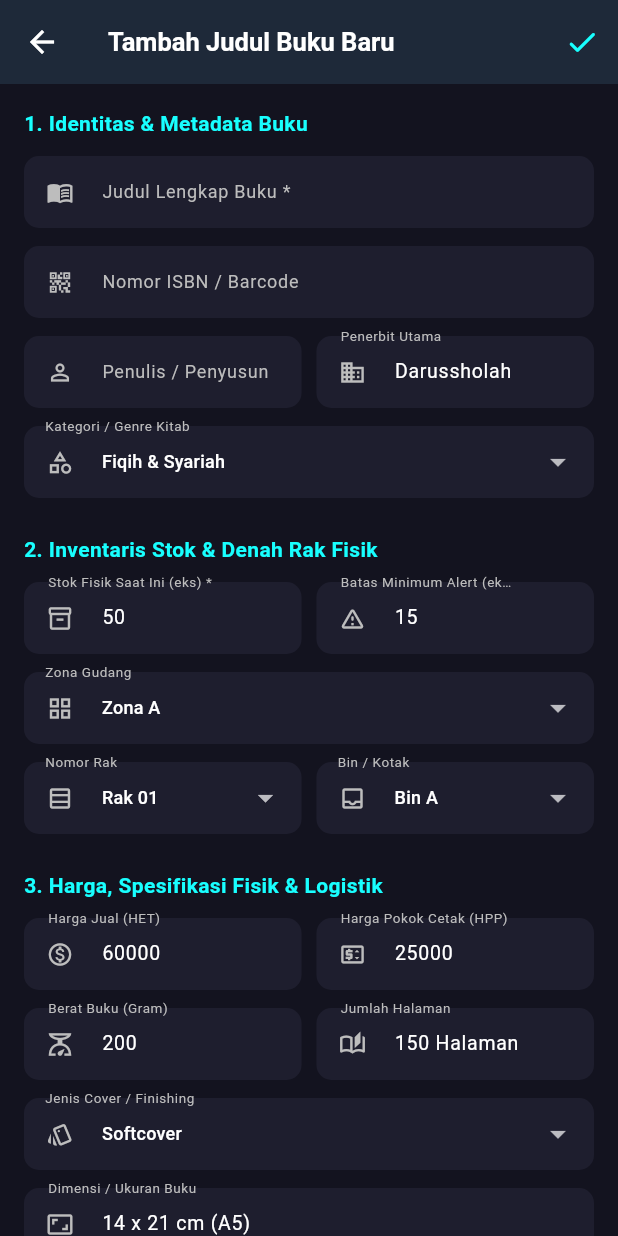
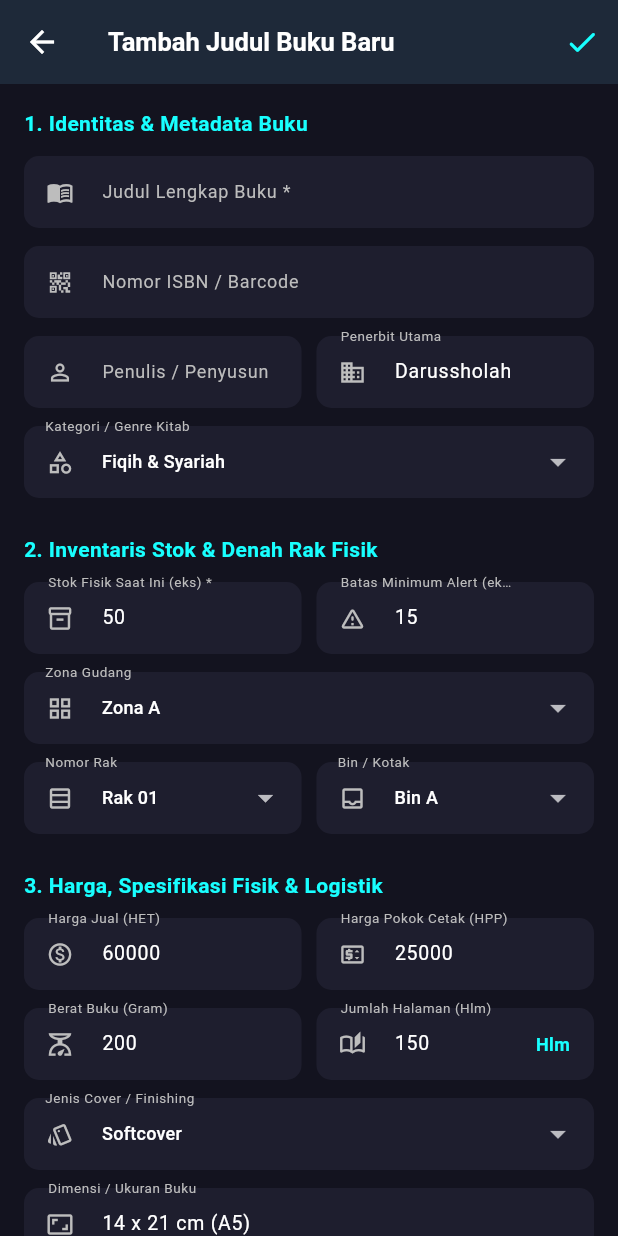
Before and after one commit to alaikal02/gudangbuku, a Flutter app: the AddEditBookScreen screen opened directly, on a phone screen of 412 x 824 dp. Run offline on Flutter 3.47's test engine with Material 3 defaults, Android fonts, the phone set to English and light mode, and no system bars; our stand-ins replace connectivity_plus, dio, sqflite; missing offline and left inert: mobile_scanner; accounts and stored records are empty.

Commit message:
feat(add_edit_book_screen): change page input to numeric-only with Hlm suffix

```diff
--- a/mobile_wms/lib/models/book.dart
+++ b/mobile_wms/lib/models/book.dart
@@ -15,7 +15,7 @@ class Book {
   double? costPrice;
   double? price;
   int? weightGram;
-  String? pages;
+  int? pages;
   String? size;
   String coverType;
   String? photoUrl;
@@ -66,7 +66,7 @@ class Book {
     double? costPrice,
     double? price,
     int? weightGram,
-    String? pages,
+    int? pages,
     String? size,
     String? coverType,
     String? photoUrl,
@@ -122,6 +122,14 @@ class Book {
   }
 
   factory Book.fromJson(Map<String, dynamic> json) {
+    int? parsePages(dynamic val) {
+      if (val == null) return null;
+      if (val is num) return val.toInt();
+      final match = RegExp(r'\d+').firstMatch(val.toString());
+      if (match != null) return int.tryParse(match.group(0)!);
+      return null;
+    }
+
     return Book(
       id: json['id'],
       title: json['title'] ?? '',
@@ -137,7 +145,7 @@ class Book {
       costPrice: json['costPrice'] != null ? (json['costPrice'] as num).toDouble() : null,
       price: json['price'] != null ? (json['price'] as num).toDouble() : null,
       weightGram: json['weightGram'] != null ? (json['weightGram'] as num).toInt() : null,
-      pages: json['pages'],
+      pages: parsePages(json['pages']),
       size: json['size'] ?? '14 x 21 cm (A5)',
       coverType: json['coverType'] ?? 'Softcover',
       photoUrl: json['photoUrl'],
--- a/mobile_wms/lib/screens/add_edit_book_screen.dart
+++ b/mobile_wms/lib/screens/add_edit_book_screen.dart
@@ -68,7 +68,7 @@ class _AddEditBookScreenState extends State<AddEditBookScreen> {
     _priceController.text = b?.price != null ? b!.price!.toStringAsFixed(0) : '60000';
     _costPriceController.text = b?.costPrice != null ? b!.costPrice!.toStringAsFixed(0) : '25000';
     _weightController.text = b?.weightGram != null ? b!.weightGram.toString() : '200';
-    _pagesController.text = b?.pages ?? '150 Halaman';
+    _pagesController.text = b?.pages != null ? b!.pages.toString() : '150';
     _sizeController.text = b?.size ?? '14 x 21 cm (A5)';
     _customCoverController.text = b?.coverType ?? '';
     _notesController.text = b?.notes ?? '';
@@ -119,7 +119,7 @@ class _AddEditBookScreenState extends State<AddEditBookScreen> {
     final price = double.tryParse(_priceController.text.trim());
     final costPrice = double.tryParse(_costPriceController.text.trim());
     final weight = int.tryParse(_weightController.text.trim());
-    final pages = _pagesController.text.trim().isEmpty ? null : _pagesController.text.trim();
+    final pages = int.tryParse(_pagesController.text.trim());
     final size = _sizeController.text.trim().isEmpty ? null : _sizeController.text.trim();
 
     // Determine Cover value
@@ -371,9 +371,11 @@ class _AddEditBookScreenState extends State<AddEditBookScreen> {
                   Expanded(
                     child: _buildTextField(
                       controller: _pagesController,
-                      label: 'Jumlah Halaman',
-                      hint: '180 Halaman',
+                      label: 'Jumlah Halaman (Hlm)',
+                      hint: '180',
                       icon: Icons.auto_stories_outlined,
+                      keyboardType: TextInputType.number,
+                      suffixText: 'Hlm',
                       isDark: isDark,
                     ),
                   ),
@@ -458,6 +460,7 @@ class _AddEditBookScreenState extends State<AddEditBookScreen> {
     required IconData icon,
     required bool isDark,
     TextInputType keyboardType = TextInputType.text,
+    String? suffixText,
     int maxLines = 1,
     String? Function(String?)? validator,
   }) {
@@ -473,6 +476,12 @@ class _AddEditBookScreenState extends State<AddEditBookScreen> {
         hintText: hint,
         hintStyle: TextStyle(fontSize: 12, color: isDark ? Colors.grey[600] : Colors.grey[400]),
         prefixIcon: Icon(icon, size: 18, color: isDark ? Colors.grey[400] : Colors.grey[600]),
+        suffixText: suffixText,
+        suffixStyle: TextStyle(
+          fontSize: 12,
+          fontWeight: FontWeight.w600,
+          color: isDark ? Colors.cyanAccent : Colors.teal[800],
+        ),
         filled: true,
         fillColor: isDark ? const Color(0xFF1E1E2E) : Colors.white,
         contentPadding: const EdgeInsets.symmetric(horizontal: 12, vertical: 12),
--- a/mobile_wms/lib/screens/inventory_catalog_screen.dart
+++ b/mobile_wms/lib/screens/inventory_catalog_screen.dart
@@ -204,7 +204,7 @@ class _InventoryCatalogScreenState extends State<InventoryCatalogScreen> {
                   _buildDetailRow('Batas Stok Minimum', '${book.safetyThreshold} eks', isDark),
                   _buildDetailRow('Jenis Cover / Finishing', book.coverType, isDark),
                   _buildDetailRow('Dimensi / Ukuran', book.size ?? '-', isDark),
-                  _buildDetailRow('Jumlah Halaman', book.pages ?? '-', isDark),
+                  _buildDetailRow('Jumlah Halaman', book.pages != null ? '${book.pages} Halaman' : '-', isDark),
                   _buildDetailRow('Berat Buku', '${book.weightGram ?? 0} gram', isDark),
                   _buildDetailRow('Harga Jual (HET)', _formatRupiah(book.price), isDark),
                   _buildDetailRow('Harga Pokok Cetak (HPP)', _formatRupiah(book.costPrice), isDark),
--- a/mobile_wms/lib/services/warehouse_stock_service.dart
+++ b/mobile_wms/lib/services/warehouse_stock_service.dart
@@ -19,7 +19,7 @@ class WarehouseStockService extends ChangeNotifier {
       price: 55000,
       costPrice: 22000,
       weightGram: 120,
-      pages: '96 Halaman',
+      pages: 96,
       size: '10 x 14 cm (Saku)',
       coverType: 'Softcover',
       notes: 'Buku saku hafalan santri Ibtidaiyah/Dasar.',
@@ -39,7 +39,7 @@ class WarehouseStockService extends ChangeNotifier {
       price: 60000,
       costPrice: 25000,
       weightGram: 180,
-      pages: '180 Halaman',
+      pages: 180,
       size: '10 x 14 cm (Saku)',
       coverType: 'Softcover',
       notes: 'Terjemah fikih kontemporer populer. Perlu jadwal cetak ulang.',
@@ -59,7 +59,7 @@ class WarehouseStockService extends ChangeNotifier {
       price: 120000,
       costPrice: 48000,
       weightGram: 250,
-      pages: '310 Halaman',
+      pages: 310,
       size: '11 x 15 cm (Saku)',
       coverType: 'Softcover',
       notes: 'Rujukan santri Aliyah/Senior.',
@@ -79,7 +79,7 @@ class WarehouseStockService extends ChangeNotifier {
       price: 200000,
       costPrice: 85000,
       weightGram: 1200,
-      pages: '750 Halaman',
+      pages: 750,
       size: '15 x 23 cm (B5)',
       coverType: 'Hardcover Lux',
       notes: 'Edisi 3 Jilid lengkap rujukan madzhab Syafi\'i.',
@@ -99,7 +99,7 @@ class WarehouseStockService extends ChangeNotifier {
       price: 200000,
       costPrice: 80000,
       weightGram: 350,
-      pages: '290 Halaman',
+      pages: 290,
       size: '14 x 21 cm (A5)',
       coverType: 'Hardcover',
       notes: 'Stok menipis drastis karena pemesanan grosir pesantren.',
@@ -119,7 +119,7 @@ class WarehouseStockService extends ChangeNotifier {
       price: 45000,
       costPrice: 18000,
       weightGram: 110,
-      pages: '88 Halaman',
+      pages: 88,
       size: '10 x 14 cm (Saku)',
       coverType: 'Softcover',
       notes: 'Kitab tauhid dasar 20 sifat wajib Allah.',
@@ -139,7 +139,7 @@ class WarehouseStockService extends ChangeNotifier {
       price: 95000,
       costPrice: 38000,
       weightGram: 260,
-      pages: '210 Halaman',
+      pages: 210,
       size: '14 x 21 cm (A5)',
       coverType: 'Softcover',
       notes: 'Stok habis, dalam antrean cetak pabrik.',
```
